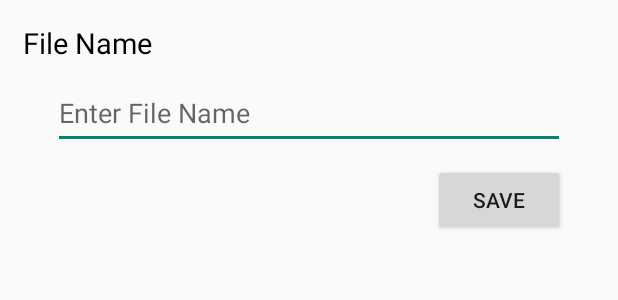
After one commit to Ayush-709/MedsGen, an Android app: the layout layout_get_name.xml on its own in the app's theme, with its tools: preview values and no code run, on a phone screen of 412 x 824 dp. The commit adds this screen. Shown: the top 300 px of the screen. Run offline under Robolectric (Android 15) with nearby library versions, the phone set to English and light mode, and no system bars; Roboto replaces fonts that are not available here.

Commit message:
working pdf convert

```diff
--- /dev/null
+++ b/app/src/main/res/layout/layout_get_name.xml
@@ -0,0 +1,42 @@
+<?xml version="1.0" encoding="utf-8"?>
+<androidx.constraintlayout.widget.ConstraintLayout xmlns:android="http://schemas.android.com/apk/res/android"
+    xmlns:app="http://schemas.android.com/apk/res-auto"
+    xmlns:tools="http://schemas.android.com/tools"
+    android:layout_width="match_parent"
+    android:layout_height="wrap_content"
+    android:padding="15dp"
+    tools:ignore="HardcodedText">
+
+    <TextView
+        android:id="@+id/nameTV"
+        android:layout_width="wrap_content"
+        android:layout_height="wrap_content"
+        android:text="File Name"
+        android:textColor="@color/black"
+        android:textSize="19sp"
+        app:layout_constraintStart_toStartOf="parent"
+        app:layout_constraintTop_toTopOf="parent" />
+
+    <EditText
+        android:id="@+id/getNameET"
+        android:layout_width="match_parent"
+        android:layout_height="wrap_content"
+        app:layout_constraintEnd_toEndOf="parent"
+        app:layout_constraintTop_toBottomOf="@id/nameTV"
+        android:minHeight="48dp"
+        android:autofillHints="name"
+        android:layout_marginHorizontal="20dp"
+        android:inputType="text"
+        app:layout_constraintStart_toStartOf="parent"
+        android:hint="Enter File Name"
+        android:layout_marginTop="10dp"
+        android:textColor="@color/black"/>
+    <Button
+        android:id="@+id/saveFileButton"
+        android:layout_width="wrap_content"
+        android:layout_height="wrap_content"
+        android:layout_marginTop="10dp"
+        app:layout_constraintTop_toBottomOf="@id/getNameET"
+        app:layout_constraintEnd_toEndOf="@id/getNameET"
+        android:text="SAVE"/>
+</androidx.constraintlayout.widget.ConstraintLayout>
--- a/build.gradle
+++ b/build.gradle
@@ -1,11 +1,11 @@
 buildscript {
     dependencies {
-        classpath 'com.google.gms:google-services:4.3.10'
+        classpath 'com.google.gms:google-services:4.3.15'
     }
 }// Top-level build file where you can add configuration options common to all sub-projects/modules.
 plugins {
-    id 'com.android.application' version '7.4.1' apply false
-    id 'com.android.library' version '7.4.1' apply false
+    id 'com.android.application' version '8.0.0' apply false
+    id 'com.android.library' version '8.0.0' apply false
 }
 
 task clean(type: Delete) {
--- a/gradle.properties
+++ b/gradle.properties
@@ -19,3 +19,5 @@ android.useAndroidX=true
 # resources declared in the library itself and none from the library's dependencies,
 # thereby reducing the size of the R class for that library
 android.nonTransitiveRClass=true
+android.defaults.buildfeatures.buildconfig=true
+android.nonFinalResIds=false
```
Also changed, not shown: app/src/main/java/com/practice/MedGen/CartData/CartActivity.java (+34 -43 lines), gradle/wrapper/gradle-wrapper.properties.
